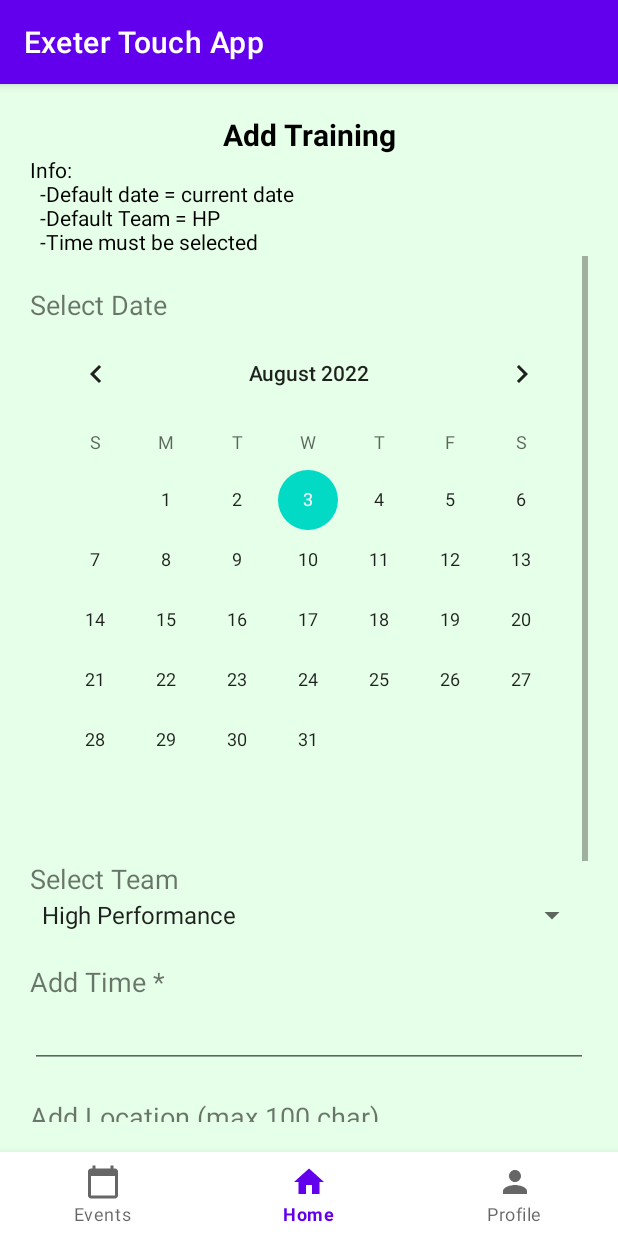
After one commit to MegaBytten/EUTRC-App, an Android app: the fragment CreateTrainingFragment placed in its activity, on a phone screen of 412 x 824 dp. The commit adds this screen. Run offline under Robolectric (Android 15) with nearby library versions, the phone set to English and light mode, and no system bars; network calls fail; 3 statements that could not run were skipped.

Commit message:
Coach's Update (0.1)  - Separated coach and user HomeFragment UI init  - Added functionality behind "Add training" button  - Add training launches new CreateTrainingFragment  - CreateTrainingFragment takes in all DB-specific info for pushing a training  - lots of input formatting and date/string management to ensure clean information for DB  - new ConfirmActionFragment base template for actions/buttons that require confirmation  - CreateTrainingFragment publishes info to ConfirmActionFragment
 TODO:
 - push data from ConfirmActionFragment to server
 - confirmation toast on successful push or error
 - bug fixing (*ಠ_ಠ;)

```diff
--- a/app/src/main/java/org/megabytten/exetertouchapp/HomeActivity.java
+++ b/app/src/main/java/org/megabytten/exetertouchapp/HomeActivity.java
@@ -11,6 +11,7 @@ import androidx.fragment.app.FragmentTransaction;
 import com.google.android.material.bottomnavigation.BottomNavigationView;
 
 import org.megabytten.exetertouchapp.databinding.ActivityHomeBinding;
+import org.megabytten.exetertouchapp.homefragments.CreateTrainingFragment;
 import org.megabytten.exetertouchapp.homefragments.EventsFragment;
 import org.megabytten.exetertouchapp.homefragments.HomeFragment;
 import org.megabytten.exetertouchapp.homefragments.ProfileFragment;
@@ -70,8 +71,9 @@ public class HomeActivity extends AppCompatActivity {
         fragmentTransaction.commit();
     }
 
-    public static Activity getActivity(){
-        return getActivity();
+    public static void replaceFragmentExternal(FragmentTransaction fragmentTransaction, Fragment fragment){
+        fragmentTransaction.replace(R.id.fragmentContainerView, fragment);
+        fragmentTransaction.commit();
     }
 
 }
--- /dev/null
+++ b/app/src/main/java/org/megabytten/exetertouchapp/homefragments/CreateTrainingFragment.java
@@ -0,0 +1,190 @@
+package org.megabytten.exetertouchapp.homefragments;
+
+import android.graphics.Color;
+import android.os.Bundle;
+import android.view.LayoutInflater;
+import android.view.View;
+import android.view.ViewGroup;
+import android.widget.ArrayAdapter;
+import android.widget.Button;
+import android.widget.CalendarView;
+import android.widget.EditText;
+import android.widget.Spinner;
+import android.widget.TextView;
+import android.widget.Toast;
+
+import androidx.fragment.app.Fragment;
+import androidx.fragment.app.FragmentTransaction;
+
+import org.megabytten.exetertouchapp.HomeActivity;
+import org.megabytten.exetertouchapp.R;
+import org.megabytten.exetertouchapp.SignupActivity;
+
+import java.time.LocalDate;
+import java.time.ZoneId;
+import java.util.Date;
+
+public class CreateTrainingFragment extends Fragment {
+
+    private static CreateTrainingFragment createTrainingFragment;
+
+    //section for UI views!
+    View view;
+    EditText timeInput, locationInput, drillsInput;
+    Spinner teamSpinner;
+    CalendarView calendarView;
+
+    //calendar dates
+    String formattedDate;
+
+    public static CreateTrainingFragment getInstance(){
+        if (createTrainingFragment == null){
+            System.out.println("Initialising createTrainingFragment.");
+            createTrainingFragment = new CreateTrainingFragment();
+        }
+        return createTrainingFragment;
+    }
+
+    private static final String ARG_PARAM_TEAM = "paramTeam";
+    private static final String ARG_PARAM_DATE = "paramDate";
+    private static final String ARG_PARAM_TIME = "paramTime";
+    private static final String ARG_PARAM_LOCATION = "paramLocation";
+    private static final String ARG_PARAM_DRILLS = "paramDrills";
+
+    public CreateTrainingFragment() {
+        // Required empty public constructor
+    }
+
+    public static void setFragmentArgs(String team, String time, String location, String drills){
+        Bundle args = new Bundle();
+
+        args.putString(ARG_PARAM_TEAM, team);
+        args.putString(ARG_PARAM_TIME, time);
+        args.putString(ARG_PARAM_LOCATION, location);
+        args.putString(ARG_PARAM_DRILLS, drills);
+
+        getInstance().setArguments(args);
+    }
+
+
+
+    @Override
+    public void onCreate(Bundle savedInstanceState) {
+        super.onCreate(savedInstanceState);
+    }
+
+    @Override
+    public View onCreateView(LayoutInflater inflater, ViewGroup container, Bundle savedInstanceState) {
+        view = inflater.inflate(R.layout.fragment_create_training, container, false);
+
+        //initialise views for use
+        timeInput = view.findViewById(R.id.editTextTime);
+        locationInput = view.findViewById(R.id.editTextLocation);
+        drillsInput = view.findViewById(R.id.editTextDrills);
+        teamSpinner = view.findViewById(R.id.teamSpinner);
+        calendarView = view.findViewById(R.id.calendarView);
+
+        //set up SpinnerView
+        String[] arraySpinner = new String[] {"High Performance", "Development", "Club"};
+        ArrayAdapter<String> adapter = new ArrayAdapter<>(getContext(), android.R.layout.simple_spinner_item, arraySpinner);
+        adapter.setDropDownViewResource(android.R.layout.simple_spinner_dropdown_item);
+        teamSpinner.setAdapter(adapter);
+
+        //need to set current date for formattedDate
+        Date date = new Date();
+        LocalDate localDate = date.toInstant().atZone(ZoneId.systemDefault()).toLocalDate();
+        int year1  = localDate.getYear();
+        int month1 = localDate.getMonthValue();
+        int day1   = localDate.getDayOfMonth();
+        formattedDate = formatDate(day1, month1, year1);
+
+        //ON SUBMIT BUTTON CLICK - checks if submissionisOk before sending to confirmActionFragment
+        Button submitBtn = view.findViewById(R.id.submitBtn);
+        submitBtn.setOnClickListener((v) -> {
+            if (!isTrainingOk()) {
+                getActivity().runOnUiThread(()->{
+                    Toast.makeText(getContext(), "Please enter a time.", Toast.LENGTH_SHORT).show();
+                });
+                return;
+            }
+
+            String team = teamSpinner.getSelectedItem().toString();
+            String time = timeInput.getText().toString();
+            String location = locationInput.getText().toString();
+            String drills = drillsInput.getText().toString();
+
+            FragmentTransaction fragmentTransaction = getActivity().getSupportFragmentManager().beginTransaction();
+            HomeActivity.replaceFragmentExternal(fragmentTransaction, ConfirmActionFragment.newInstance(team, formattedDate, time, location, drills, true));
+        });
+
+        Button backButton = view.findViewById(R.id.backBtn);
+        backButton.setOnClickListener((v) -> {
+            FragmentTransaction fragmentTransaction = getActivity().getSupportFragmentManager().beginTransaction();
+            HomeActivity.replaceFragmentExternal(fragmentTransaction, HomeFragment.getInstance());
+        });
+
+        //save selected date when it changes
+        calendarView.setOnDateChangeListener((view, year, month, dayOfMonth) -> {
+            formattedDate = formatDate(dayOfMonth, month+1, year);
+        });
+
+        //this method LOADS all previous information into the fragment
+        //prevents losing all training info upon not confirming!
+        if (getArguments() != null) {
+            String team = getArguments().getString(ARG_PARAM_TEAM);
+            String time = getArguments().getString(ARG_PARAM_TIME);
+            String location = getArguments().getString(ARG_PARAM_LOCATION);
+            String drills = getArguments().getString(ARG_PARAM_DRILLS);
+
+            //calendar date is not updated, must reselect date
+            TextView calendarTxt = view.findViewById(R.id.calendarTxt);
+            calendarTxt.setTextColor(Color.RED);
+
+            if (team.equalsIgnoreCase("High performance")){
+                teamSpinner.setSelection(0);
+            } else if (team.equalsIgnoreCase("Development")){
+                teamSpinner.setSelection(1);
+            } else {
+                teamSpinner.setSelection(2);
+            }
+
+            timeInput.setText(time);
+            locationInput.setText(location);
+            drillsInput.setText(drills);
+
+        }
+
+        return view;
+    }
+
+
+    private String formatDate(int dateDay, int dateMonth, int dateYear){
+        String formattedDay, formattedMonth, formattedYear;
+
+        if ( String.valueOf(dateDay).length() == 1){
+            char day = String.valueOf(dateDay).charAt(0);
+            formattedDay = new StringBuilder("0").append(day).toString();
+        } else {
+            formattedDay = String.valueOf(dateDay);
+        }
+
+        if (String.valueOf(dateMonth).length() == 1){
+            char month = String.valueOf(dateMonth).charAt(0);
+            formattedMonth = new StringBuilder("0").append(month).toString();
+        } else {
+            formattedMonth = String.valueOf(dateMonth);
+        }
+
+        formattedYear = new StringBuilder().append(String.valueOf(dateYear).charAt(String.valueOf(dateYear).length()-2)).append(String.valueOf(dateYear).charAt(String.valueOf(dateYear).length()-1)).toString();
+
+        return formattedDay + "/" + formattedMonth + "/" + formattedYear;
+    }
+
+    private boolean isTrainingOk(){
+        if (timeInput.getText().toString().equalsIgnoreCase("")){
+            return false;
+        }
+        return true;
+    }
+
+}
--- a/app/src/main/java/org/megabytten/exetertouchapp/homefragments/EventsFragment.java
+++ b/app/src/main/java/org/megabytten/exetertouchapp/homefragments/EventsFragment.java
@@ -340,7 +340,7 @@ public class EventsFragment extends Fragment {
 
             getActivity().runOnUiThread(() -> {
                 try {
-                    updateCalendarEvents(obj, trainings);
+                    updateCalendarEvents(trainings);
                 } catch (JSONException e) {
                     e.printStackTrace();
                 }
@@ -350,7 +350,7 @@ public class EventsFragment extends Fragment {
         }
     }
 
-    private void updateCalendarEvents(JSONArray obj, ArrayList<Training> trainings) throws JSONException {
+    private void updateCalendarEvents(ArrayList<Training> trainings) throws JSONException {
 
         for (Training training : trainings){
             //this section obtains the int dateDay, and parses it into a string so that it may be formatted
--- /dev/null
+++ b/app/src/main/res/layout/fragment_create_training.xml
@@ -0,0 +1,149 @@
+<?xml version="1.0" encoding="utf-8"?>
+<LinearLayout xmlns:android="http://schemas.android.com/apk/res/android"
+    xmlns:tools="http://schemas.android.com/tools"
+    android:layout_width="match_parent"
+    android:layout_height="match_parent"
+    tools:context=".homefragments.CreateTrainingFragment"
+    android:background="#E6FFE8"
+    android:padding="20dp"
+    android:orientation="vertical">
+
+    <TextView
+        android:layout_width="match_parent"
+        android:layout_height="wrap_content"
+        android:text="Add Training"
+        android:textStyle="bold"
+        android:textSize="20dp"
+        android:textColor="@color/black"
+        android:textAlignment="center"
+        android:layout_gravity="center" />
+
+    <TextView
+        android:layout_width="match_parent"
+        android:layout_height="wrap_content"
+        android:text="Info:\n  -Default date = current date\n  -Default Team = HP\n  -Time must be selected"
+        android:textColor="@color/black"
+        android:textSize="14dp"
+        android:layout_gravity="center" />
+
+    <ScrollView
+        android:layout_width="match_parent"
+        android:layout_height="match_parent">
+
+        <LinearLayout
+            android:layout_width="match_parent"
+            android:layout_height="match_parent"
+            android:orientation="vertical">
+
+            <TextView
+                android:id="@+id/calendarTxt"
+                android:layout_width="match_parent"
+                android:layout_height="wrap_content"
+                android:text="Select Date"
+                android:textSize="18dp"
+                android:layout_marginTop="20dp"/>
+
+            <CalendarView
+                android:id="@+id/calendarView"
+                android:layout_width="match_parent"
+                android:layout_height="wrap_content" />
+
+            <TextView
+                android:id="@+id/teamTxt"
+                android:layout_width="match_parent"
+                android:layout_height="wrap_content"
+                android:text="Select Team"
+                android:textSize="18dp"
+                android:layout_marginTop="20dp"/>
+
+            <Spinner
+                android:id="@+id/teamSpinner"
+                android:layout_width="match_parent"
+                android:layout_height="wrap_content" />
+
+            <TextView
+                android:id="@+id/timeTxt"
+                android:layout_width="match_parent"
+                android:layout_height="wrap_content"
+                android:text="Add Time *"
+                android:textSize="18dp"
+                android:layout_marginTop="20dp"/>
+
+            <EditText
+                android:id="@+id/editTextTime"
+                android:layout_width="match_parent"
+                android:layout_height="wrap_content"
+                android:ems="10"
+                android:inputType="time" />
+
+            <TextView
+                android:id="@+id/locationTxt"
+                android:layout_width="match_parent"
+                android:layout_height="wrap_content"
+                android:text="Add Location (max 100 char)"
+                android:textSize="18dp"
+                android:layout_marginTop="20dp"/>
+
+            <EditText
+                android:id="@+id/editTextLocation"
+                android:layout_width="match_parent"
+                android:layout_height="wrap_content"
+                android:ems="10"
+                android:textSize="14dp"
+                android:maxLength="100"
+                android:lines="2"
+                android:hint="formatting hint: use '\\n' where you want a new line"/>
+
+            <TextView
+                android:id="@+id/drillsTxt"
+                android:layout_width="match_parent"
+                android:layout_height="wrap_content"
+                android:text="Describe Drills/Purpose (max 300 char)"
+                android:textSize="18dp"
+                android:layout_marginTop="20dp"/>
+
+            <EditText
+                android:id="@+id/editTextDrills"
+                android:layout_width="match_parent"
+                android:layout_height="wrap_content"
+                android:ems="10"
+                android:textSize="14dp"
+                android:maxLength="300"
+                android:lines="3"
+                android:hint="formatting hint: use '\\n' where you want a new line"/>
+
+            <LinearLayout
+                android:layout_width="match_parent"
+                android:layout_height="wrap_content"
+                android:orientation="horizontal"
+                android:gravity="center"
+                android:layout_marginTop="20dp">
+
+                <Button
+                    android:id="@+id/submitBtn"
+                    android:layout_width="wrap_content"
+                    android:layout_height="wrap_content"
+                    android:text="Submit"
+                    android:gravity="center"
+                    android:layout_marginLeft="10dp"
+                    android:layout_marginRight="10dp"/>
+                <Button
+                    android:id="@+id/backBtn"
+                    android:layout_width="wrap_content"
+                    android:layout_height="wrap_content"
+                    android:text="Back"
+                    android:gravity="center"
+                    android:layout_marginLeft="10dp"
+                    android:layout_marginRight="10dp"/>
+
+
+            </LinearLayout>
+
+
+
+        </LinearLayout>
+    </ScrollView>
+
+
+
+</LinearLayout>
```
Also changed, not shown: app/src/main/java/org/megabytten/exetertouchapp/homefragments/ConfirmActionFragment.java (added, +111 -0 lines), app/src/main/java/org/megabytten/exetertouchapp/homefragments/HomeFragment.java (+22 -12 lines), app/src/main/res/layout/fragment_confirm_action.xml (added, +52 -0 lines), app/src/main/res/layout/fragment_home.xml (+5 -3 lines).
